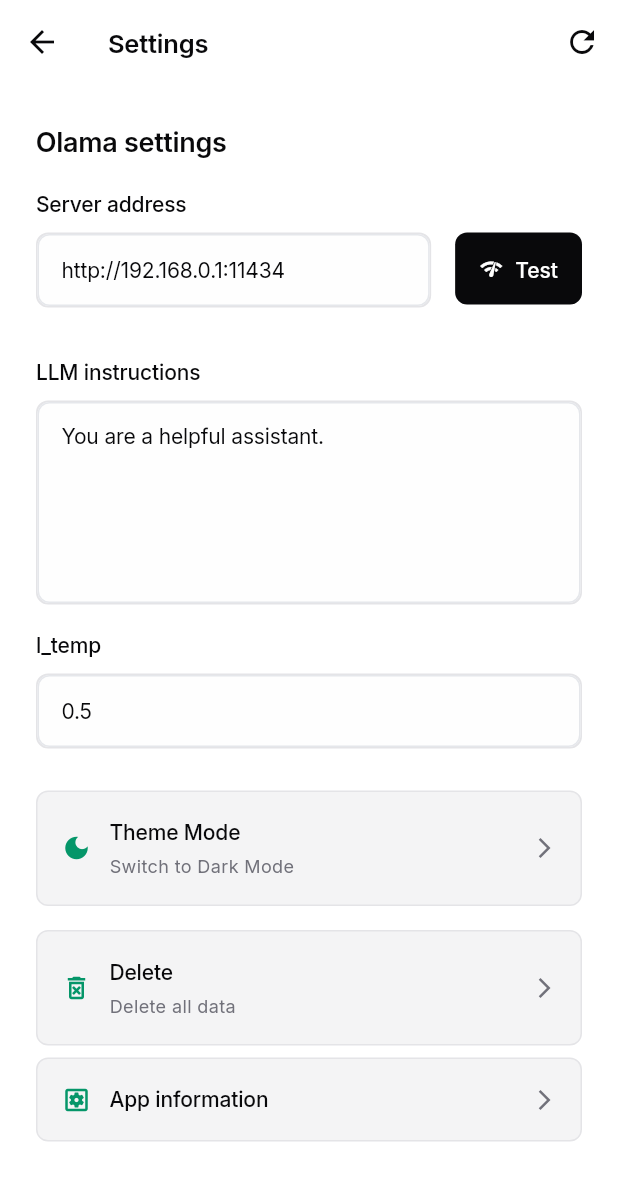
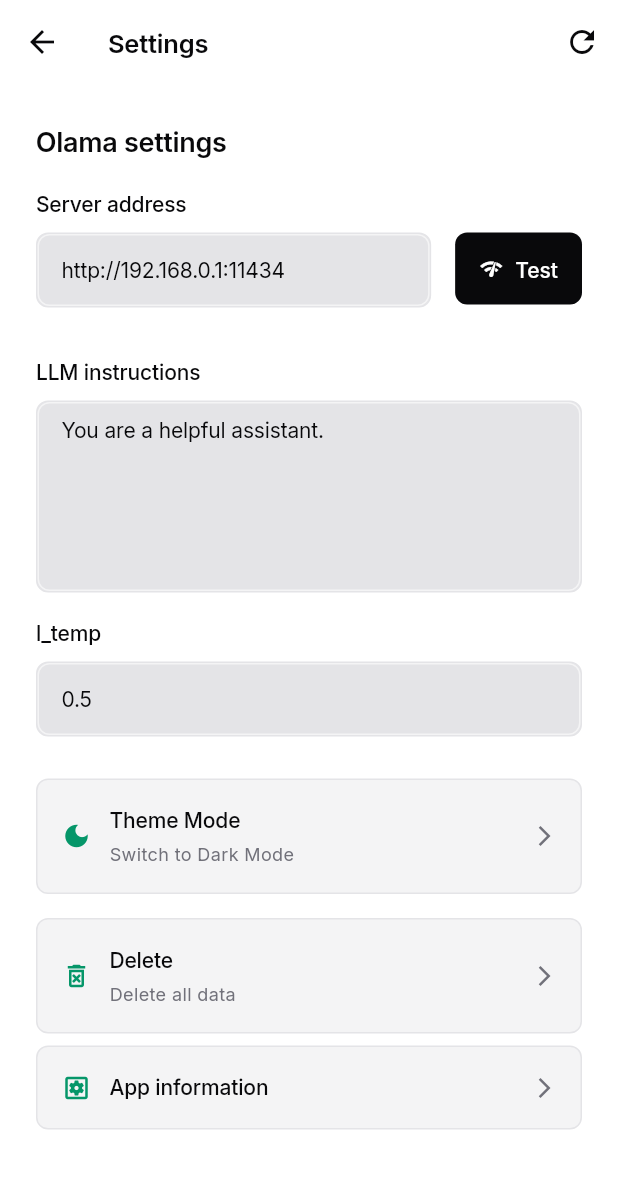
Before and after one commit to Arjun6112/off_gpt-flutter, a Flutter app: the MySettings screen opened directly, on a phone screen of 412 x 824 dp. Shown: the top 1181 px of the screen. Run offline on Flutter 3.47's test engine with Material 3 defaults, Android fonts, the phone set to English and light mode, and no system bars; our stand-ins replace easy_localization, event_bus, flutter_advanced_drawer, flutter_chat_types, flutter_chat_ui, flutter_markdown and 8 more; missing offline and left inert: app_settings, ollama_dart, split_view; accounts and stored records are empty; network calls fail.

Commit message:
UI complete everything working

```diff
--- a/lib/main.dart
+++ b/lib/main.dart
@@ -1,5 +1,5 @@
-import 'dart:io';
 import 'package:flutter/cupertino.dart';
+import 'package:flutter/foundation.dart';
 import 'package:flutter/material.dart';
 import 'package:provider/provider.dart';
 import 'package:easy_localization/easy_localization.dart';
@@ -17,7 +17,8 @@
   WidgetsFlutterBinding.ensureInitialized();
   await EasyLocalization.ensureInitialized();
 
-  if (Platform.isWindows) {
+  // Initialize sqflite for desktop platforms (not web)
+  if (!kIsWeb && defaultTargetPlatform == TargetPlatform.windows) {
     sqfliteFfiInit();
     databaseFactory = databaseFactoryFfi;
   }
--- a/lib/utils/platform_utils.dart
+++ b/lib/utils/platform_utils.dart
@@ -1,13 +1,20 @@
-import 'dart:io';
+import 'package:flutter/foundation.dart';
 import 'package:flutter/widgets.dart';
 
 bool isDesktopOrTablet() {
-  if (Platform.isWindows || Platform.isMacOS || Platform.isLinux) {
+  // On web, we consider it as desktop for UI purposes
+  if (kIsWeb) {
     return true;
   }
 
+  // Use defaultTargetPlatform which is safe across all platforms
+  switch (defaultTargetPlatform) {
+    case TargetPlatform.windows:
+    case TargetPlatform.macOS:
+    case TargetPlatform.linux:
+      return true;
+    case TargetPlatform.iOS:
       // Check if running on iPad
-  if (Platform.isIOS) {
       final window = WidgetsBinding.instance.window;
       final size = window.physicalSize;
       final pixelRatio = window.devicePixelRatio;
@@ -15,7 +22,8 @@
 
       // iPad typically has a width greater than 768 points
       return width >= 768;
-  }
-
+    case TargetPlatform.android:
+    case TargetPlatform.fuchsia:
       return false;
   }
+}
--- a/lib/widgets/text_fields.dart
+++ b/lib/widgets/text_fields.dart
@@ -91,16 +91,40 @@
                 letterSpacing: -0.1,
               ),
               decoration: InputDecoration(
-                hintText: widget.hint,
+                focusedBorder: OutlineInputBorder(
+                  borderRadius: BorderRadius.circular(8),
+                  borderSide: BorderSide(
+                    color: isDark
+                        ? const Color(0xFF27272A) // Zinc-800
+                        : const Color(0xFFF4F4F5), // Zinc-200
+                    width: 1,
+                  ),
+                ),
+                enabledBorder: OutlineInputBorder(
+                  borderRadius: BorderRadius.circular(8),
+                  borderSide: BorderSide(
+                    color: isDark
+                        ? const Color(0xFF27272A) // Zinc-800
+                        : const Color(0xFFF4F4F5), // Zinc-200
+                    width: 1,
+                  ),
+                ),
+                focusColor: isDark
+                    ? const Color(0xFF18181B) // Zinc-900 (darker)
+                    : const Color(0xFFE4E4E7), // Zinc-200
+                filled: true,
+
+                fillColor: isDark
+                    ? const Color(0xFF18181B) // Zinc-900 (darker)
+                    : const Color(0xFFE4E4E7), // Zinc-200
                 hintStyle: TextStyle(
                   color: isDark
                       ? const Color(0xFF71717A)
                       : const Color(0xFF71717A),
                   fontSize: 14,
-                  fontWeight: FontWeight.w400,
                 ),
                 border: InputBorder.none,
-                contentPadding: EdgeInsets.all(12),
+                contentPadding: const EdgeInsets.fromLTRB(12, 8, 12, 8),
               ),
               onChanged: (value) {
                 setState(() {}); // Update focus state
--- a/pubspec.yaml
+++ b/pubspec.yaml
@@ -1,4 +1,4 @@
-name: OffGPT
+name: offgpt
 description: "OffGPT"
 publish_to: "none" # Remove this line if you wish to publish to pub.dev
 
@@ -36,7 +36,6 @@
   uuid: ^3.0.7
 
 dev_dependencies:
-
   flutter_lints: ^4.0.0
   flutter_test:
     sdk: flutter
```
Also changed, not shown: lib/models/model_manager.dart (+68 -1 lines), lib/views/chat_view.dart (+4 -3 lines), lib/views/drawer.dart (+4 -4 lines), lib/widgets/title_list.dart (+12 -44 lines), 11 other files. Lines whose indentation alone changed are shown as unchanged.
